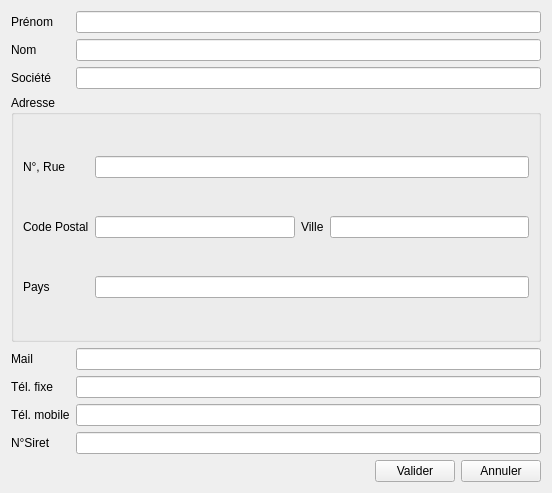
First picture: the form in src/dialogs/userdatadialog.ui, repository FACT-Team/FactDev, before the edit.
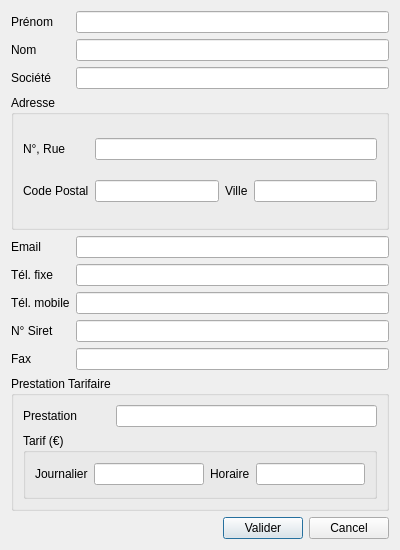
Second picture: the form after the edit.

```diff
--- a/src/dialogs/userdatadialog.ui
+++ b/src/dialogs/userdatadialog.ui
@@ -1,82 +1,140 @@
 <?xml version="1.0" encoding="UTF-8"?>
 <ui version="4.0">
- <class>userdatadialog</class>
- <widget class="QWidget" name="userdatadialog">
+ <class>UserDataDialog</class>
+ <widget class="QDialog" name="UserDataDialog">
   <property name="geometry">
    <rect>
     <x>0</x>
     <y>0</y>
-    <width>552</width>
-    <height>493</height>
+    <width>400</width>
+    <height>550</height>
    </rect>
   </property>
   <property name="windowTitle">
    <string>Renseigner vos données utilisateur</string>
   </property>
-  <layout class="QGridLayout" name="gridLayout_2">
-   <item row="0" column="0">
-    <widget class="QLabel" name="lbFistname">
-     <property name="text">
-      <string>Prénom</string>
+  <layout class="QGridLayout" name="gridLayout">
+   <item row="6" column="2">
+    <widget class="QLineEdit" name="leMobilePhone">
+     <property name="toolTip">
+      <string>Saisir votre numéro de téléphone mobile professionnel</string>
+     </property>
+    </widget>
+   </item>
+   <item row="11" column="1" colspan="2">
+    <layout class="QHBoxLayout" name="horizontalLayout">
+     <item>
+      <spacer name="horizontalSpacer">
+       <property name="orientation">
+        <enum>Qt::Horizontal</enum>
+       </property>
+       <property name="sizeHint" stdset="0">
+        <size>
+         <width>40</width>
+         <height>20</height>
+        </size>
+       </property>
+      </spacer>
+     </item>
+     <item>
+      <widget class="QPushButton" name="btnValid">
+       <property name="text">
+        <string>Valider</string>
+       </property>
+      </widget>
+     </item>
+     <item>
+      <widget class="QPushButton" name="btnCancel">
+       <property name="text">
+        <string>Cancel</string>
+       </property>
+      </widget>
+     </item>
+    </layout>
+   </item>
+   <item row="5" column="2">
+    <widget class="QLineEdit" name="lePhone">
+     <property name="toolTip">
+      <string>Saisir votre numéro de téléphone professionnel</string>
+     </property>
+    </widget>
+   </item>
+   <item row="0" column="2">
+    <widget class="QLineEdit" name="leFirstname">
+     <property name="toolTip">
+      <string>Saisir votre prénom</string>
      </property>
     </widget>
    </item>
    <item row="0" column="1">
-    <widget class="QLineEdit" name="leFisrtname"/>
+    <widget class="QLabel" name="lbFirstname">
+     <property name="text">
+      <string>Prénom</string>
+     </property>
+    </widget>
    </item>
-   <item row="1" column="0">
+   <item row="1" column="2">
+    <widget class="QLineEdit" name="leLastname">
+     <property name="toolTip">
+      <string>Saisir votre nom</string>
+     </property>
+    </widget>
+   </item>
+   <item row="1" column="1">
     <widget class="QLabel" name="lbLastname">
      <property name="text">
       <string>Nom</string>
      </property>
     </widget>
    </item>
-   <item row="2" column="0">
-    <widget class="QLabel" name="lbCompany">
-     <property name="text">
-      <string>Société</string>
-     </property>
-    </widget>
-   </item>
-   <item row="1" column="1">
-    <widget class="QLineEdit" name="leLastname"/>
-   </item>
-   <item row="2" column="1">
-    <widget class="QLineEdit" name="leCompany"/>
-   </item>
-   <item row="6" column="1">
-    <widget class="QLineEdit" name="lePhone"/>
-   </item>
-   <item row="5" column="0">
+   <item row="4" column="1">
     <widget class="QLabel" name="lbEmail">
      <property name="text">
-      <string>Mail</string>
+      <string>Email</string>
      </property>
     </widget>
    </item>
-   <item row="6" column="0">
+   <item row="4" column="2">
+    <widget class="QLineEdit" name="leEmail">
+     <property name="toolTip">
+      <string>Saisir votre adresse email professionnelle</string>
+     </property>
+    </widget>
+   </item>
+   <item row="5" column="1">
     <widget class="QLabel" name="lbPhone">
      <property name="text">
       <string>Tél. fixe</string>
      </property>
     </widget>
    </item>
-   <item row="5" column="1">
-    <widget class="QLineEdit" name="leEmail"/>
+   <item row="8" column="1">
+    <widget class="QLabel" name="lbFax">
+     <property name="text">
+      <string>Fax</string>
+     </property>
+    </widget>
    </item>
-   <item row="3" column="0" colspan="2">
+   <item row="8" column="2">
+    <widget class="QLineEdit" name="leFax">
+     <property name="toolTip">
+      <string>Saisir votre numéro de Fax</string>
+     </property>
+    </widget>
+   </item>
+   <item row="2" column="1">
+    <widget class="QLabel" name="lbCompany">
+     <property name="text">
+      <string>Société</string>
+     </property>
+    </widget>
+   </item>
+   <item row="3" column="1" colspan="2">
     <widget class="QGroupBox" name="groupBox">
      <property name="title">
       <string>Adresse</string>
      </property>
-     <layout class="QGridLayout" name="gridLayout">
-      <item row="0" column="0">
-       <widget class="QLabel" name="lbAddress">
-        <property name="text">
-         <string>N°, Rue</string>
-        </property>
-       </widget>
-      </item>
+     <layout class="QGridLayout" name="gridLayout_2">
       <item row="1" column="0">
        <widget class="QLabel" name="lbPostalCode">
         <property name="text">
@@ -84,8 +142,12 @@
         </property>
        </widget>
       </item>
-      <item row="1" column="1">
-       <widget class="QLineEdit" name="lePostalCode"/>
+      <item row="1" column="3">
+       <widget class="QLineEdit" name="leCity">
+        <property name="toolTip">
+         <string>Saisir votre ville</string>
+        </property>
+       </widget>
       </item>
       <item row="1" column="2">
        <widget class="QLabel" name="lbCity">
@@ -94,75 +156,117 @@
         </property>
        </widget>
       </item>
-      <item row="1" column="3">
-       <widget class="QLineEdit" name="leCity"/>
-      </item>
-      <item row="0" column="1" colspan="3">
-       <widget class="QLineEdit" name="leAddress"/>
-      </item>
-      <item row="2" column="0">
-       <widget class="QLabel" name="label">
+      <item row="0" column="0">
+       <widget class="QLabel" name="lbAddress">
         <property name="text">
-         <string>Pays</string>
+         <string>N°, Rue</string>
         </property>
        </widget>
       </item>
-      <item row="2" column="1" colspan="3">
-       <widget class="QLineEdit" name="lineEdit"/>
+      <item row="1" column="1">
+       <widget class="QLineEdit" name="lePostalCode">
+        <property name="toolTip">
+         <string>Saisir votre code postal</string>
+        </property>
+       </widget>
+      </item>
+      <item row="0" column="1" colspan="3">
+       <widget class="QLineEdit" name="leAddress">
+        <property name="toolTip">
+         <string>Saisir votre adresse</string>
+        </property>
+       </widget>
       </item>
      </layout>
     </widget>
    </item>
-   <item row="7" column="1">
-    <widget class="QLineEdit" name="leMobilePhone"/>
-   </item>
-   <item row="8" column="0">
-    <widget class="QLabel" name="lbSiret">
-     <property name="text">
-      <string>N°Siret</string>
-     </property>
-    </widget>
-   </item>
-   <item row="8" column="1">
-    <widget class="QLineEdit" name="leSiret"/>
-   </item>
-   <item row="7" column="0">
+   <item row="6" column="1">
     <widget class="QLabel" name="lbMobilePhone">
      <property name="text">
       <string>Tél. mobile</string>
      </property>
     </widget>
    </item>
-   <item row="9" column="0" colspan="2">
-    <layout class="QHBoxLayout" name="horizontalLayout">
-     <item>
-      <spacer name="horizontalSpacer">
-       <property name="orientation">
-        <enum>Qt::Horizontal</enum>
-       </property>
-       <property name="sizeHint" stdset="0">
-        <size>
-         <width>40</width>
-         <height>20</height>
-        </size>
-       </property>
-      </spacer>
-     </item>
-     <item>
-      <widget class="QPushButton" name="btnValid">
-       <property name="text">
-        <string>Valider</string>
-       </property>
-      </widget>
-     </item>
-     <item>
-      <widget class="QPushButton" name="btnCancel">
-       <property name="text">
-        <string>Annuler</string>
-       </property>
-      </widget>
-     </item>
-    </layout>
+   <item row="2" column="2">
+    <widget class="QLineEdit" name="leCompany">
+     <property name="toolTip">
+      <string>Saisir le nom de votre société</string>
+     </property>
+    </widget>
+   </item>
+   <item row="7" column="1">
+    <widget class="QLabel" name="lbNoSiret">
+     <property name="text">
+      <string>N° Siret</string>
+     </property>
+    </widget>
+   </item>
+   <item row="7" column="2">
+    <widget class="QLineEdit" name="leNoSiret">
+     <property name="toolTip">
+      <string>Saisir votre numéro de siret</string>
+     </property>
+    </widget>
+   </item>
+   <item row="9" column="1" colspan="2">
+    <widget class="QGroupBox" name="groupBox_2">
+     <property name="title">
+      <string>Prestation Tarifaire</string>
+     </property>
+     <layout class="QGridLayout" name="gridLayout_3">
+      <item row="0" column="1" colspan="3">
+       <widget class="QLineEdit" name="leContributory">
+        <property name="toolTip">
+         <string>Saisir le type de prestation</string>
+        </property>
+       </widget>
+      </item>
+      <item row="0" column="0">
+       <widget class="QLabel" name="lbContributory">
+        <property name="text">
+         <string>Prestation</string>
+        </property>
+       </widget>
+      </item>
+      <item row="1" column="0" colspan="4">
+       <widget class="QGroupBox" name="groupBox_3">
+        <property name="title">
+         <string>Tarif (€)</string>
+        </property>
+        <layout class="QGridLayout" name="gridLayout_4">
+         <item row="0" column="0">
+          <widget class="QLabel" name="lbDailyRate">
+           <property name="text">
+            <string>Journalier</string>
+           </property>
+          </widget>
+         </item>
+         <item row="0" column="1">
+          <widget class="QLineEdit" name="leDailyRate">
+           <property name="toolTip">
+            <string>Saisir le tarif journalier de votre prestation</string>
+           </property>
+          </widget>
+         </item>
+         <item row="0" column="2">
+          <widget class="QLabel" name="lbHourRate">
+           <property name="text">
+            <string>Horaire</string>
+           </property>
+          </widget>
+         </item>
+         <item row="0" column="3">
+          <widget class="QLineEdit" name="leHourRate">
+           <property name="toolTip">
+            <string>Saisir le tarif horaire de votre prestation</string>
+           </property>
+          </widget>
+         </item>
+        </layout>
+       </widget>
+      </item>
+     </layout>
+    </widget>
    </item>
   </layout>
  </widget>
```
Left out of the diff: 37 changed lines with no effect on the pictures.
